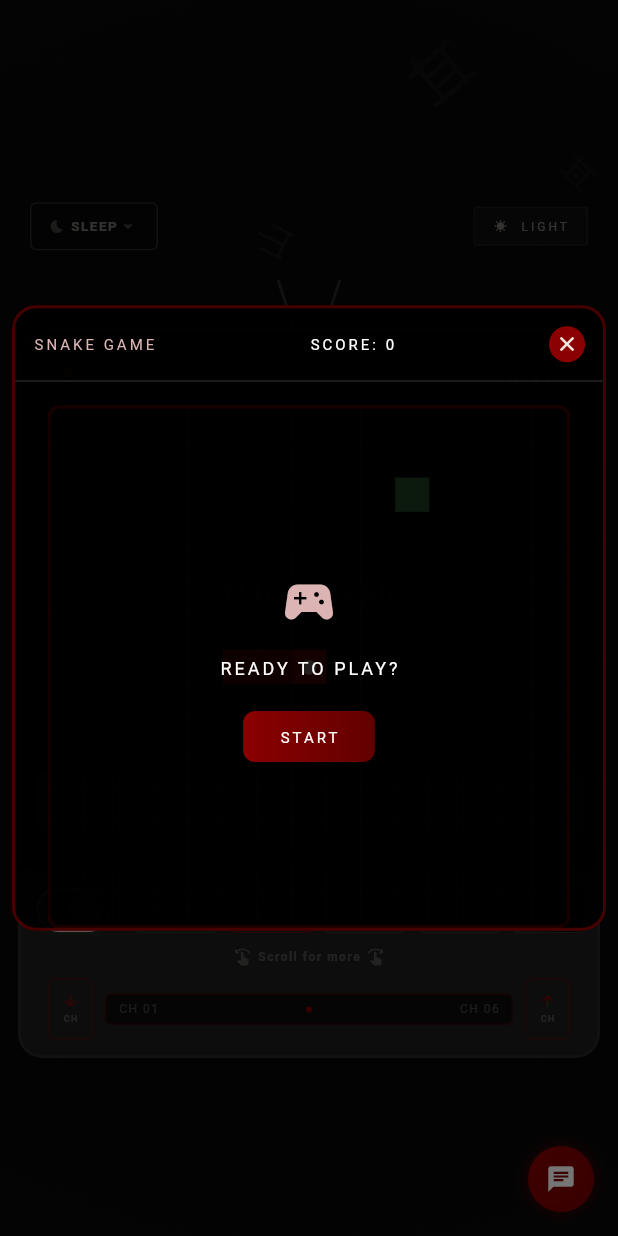
After one commit to MarkJoseph1216/FlutterPorfolio, a Flutter app: the screen it shows after launch, after a tap on "GAME", on a phone screen of 412 x 824 dp. The commit adds this screen. Run offline on Flutter 3.47's test engine with Material 3 defaults, Android fonts, the phone set to English and light mode, and no system bars; our stand-ins replace google_fonts; missing offline and left inert: dart:js; Roboto replaces fonts that are missing (Courier Prime).

Commit message:
added an old style retro game, created data and view model layer

```diff
--- /dev/null
+++ b/lib/core/viewmodels/snake_game_viewmodel.dart
@@ -0,0 +1,127 @@
+import 'dart:async';
+import 'dart:math';
+import 'package:flutter/material.dart';
+
+import '../../data/models/snake_game_model.dart.dart';
+
+class SnakeGameViewModel extends ChangeNotifier {
+  static const int gridSize = 15;
+
+  List<Point> _snake = [];
+  Point _food = const Point(0, 0);
+  String _direction = 'RIGHT';
+  String _nextDirection = 'RIGHT';
+  int _score = 0;
+  bool _isRunning = false;
+  bool _isGameOver = false;
+  Timer? _gameTimer;
+
+  List<Point> get snake => _snake;
+  Point get food => _food;
+  int get score => _score;
+  bool get isRunning => _isRunning;
+  bool get isGameOver => _isGameOver;
+
+  SnakeGameViewModel() {
+    _reset();
+  }
+
+  void _reset() {
+    _snake = [
+      const Point(gridSize ~/ 2, gridSize ~/ 2),
+      const Point(gridSize ~/ 2 - 1, gridSize ~/ 2),
+      const Point(gridSize ~/ 2 - 2, gridSize ~/ 2),
+    ];
+    _direction = 'RIGHT';
+    _nextDirection = 'RIGHT';
+    _score = 0;
+    _isGameOver = false;
+    _generateFood();
+    notifyListeners();
+  }
+
+  void startGame() {
+    if (_isRunning) return;
+    _isRunning = true;
+    _isGameOver = false;
+    _gameTimer = Timer.periodic(const Duration(milliseconds: 200), (timer) {
+      _move();
+    });
+    notifyListeners();
+  }
+
+  void stopGame() {
+    _isRunning = false;
+    _gameTimer?.cancel();
+    _gameTimer = null;
+    notifyListeners();
+  }
+
+  void restart() {
+    stopGame();
+    _reset();
+    startGame();
+  }
+
+  void changeDirection(String newDirection) {
+    if (!_isRunning) return;
+    if ((newDirection == 'UP' && _direction != 'DOWN') ||
+        (newDirection == 'DOWN' && _direction != 'UP') ||
+        (newDirection == 'LEFT' && _direction != 'RIGHT') ||
+        (newDirection == 'RIGHT' && _direction != 'LEFT')) {
+      _nextDirection = newDirection;
+    }
+  }
+
+  void _move() {
+    _direction = _nextDirection;
+
+    final head = _snake.first;
+    Point newHead;
+    switch (_direction) {
+      case 'UP': newHead = Point(head.x, head.y - 1); break;
+      case 'DOWN': newHead = Point(head.x, head.y + 1); break;
+      case 'LEFT': newHead = Point(head.x - 1, head.y); break;
+      case 'RIGHT': newHead = Point(head.x + 1, head.y); break;
+      default: return;
+    }
+
+    if (newHead.x < 0 || newHead.x >= gridSize || newHead.y < 0 || newHead.y >= gridSize) {
+      _gameOver();
+      return;
+    }
+
+    if (_snake.contains(newHead) && newHead != _snake.last) {
+      _gameOver();
+      return;
+    }
+
+    _snake.insert(0, newHead);
+    if (newHead == _food) {
+      _score++;
+      _generateFood();
+    } else {
+      _snake.removeLast();
+    }
+    notifyListeners();
+  }
+
+  void _generateFood() {
+    final random = Random();
+    do {
+      _food = Point(random.nextInt(gridSize), random.nextInt(gridSize));
+    } while (_snake.contains(_food));
+  }
+
+  void _gameOver() {
+    stopGame();
+    _isGameOver = true;
+    notifyListeners();
+  }
+
+  @override
+  void dispose() {
+    _gameTimer?.cancel();
+    super.dispose();
+  }
+}
--- /dev/null
+++ b/lib/data/models/snake_game_model.dart.dart
@@ -0,0 +1,51 @@
+class Point {
+  final int x, y;
+  const Point(this.x, this.y);
+
+  @override
+  bool operator ==(Object other) {
+    if (identical(this, other)) return true;
+    return other is Point && other.x == x && other.y == y;
+  }
+
+  @override
+  int get hashCode => x.hashCode ^ y.hashCode;
+}
+
+enum Direction { up, down, left, right }
+
+class GameState {
+  final List<Point> snake;
+  final Point food;
+  final Direction direction;
+  final int score;
+  final bool isRunning;
+  final bool isGameOver;
+
+  const GameState({
+    required this.snake,
+    required this.food,
+    required this.direction,
+    required this.score,
+    required this.isRunning,
+    required this.isGameOver,
+  });
+
+  GameState copyWith({
+    List<Point>? snake,
+    Point? food,
+    Direction? direction,
+    int? score,
+    bool? isRunning,
+    bool? isGameOver,
+  }) {
+    return GameState(
+      snake: snake ?? this.snake,
+      food: food ?? this.food,
+      direction: direction ?? this.direction,
+      score: score ?? this.score,
+      isRunning: isRunning ?? this.isRunning,
+      isGameOver: isGameOver ?? this.isGameOver,
+    );
+  }
+}
--- a/lib/presentation/screens/home/tv_set.dart
+++ b/lib/presentation/screens/home/tv_set.dart
@@ -15,6 +15,7 @@ import '../../widgets/common/channel_button.dart';
 import '../../widgets/common/knob_widget.dart';
 import '../../widgets/common/profile_screen_saver.dart';
 import '../../widgets/common/recording_indicator.dart';
+import '../../widgets/common/snake_game.dart';
 import '../../widgets/sections/desktop_info_bar.dart';
 import '../../widgets/sections/mobile_controls.dart';
 import '../../widgets/background/screen_kanji_background.dart';
@@ -118,7 +119,7 @@ class _TvSetState extends State<TvSet> with SingleTickerProviderStateMixin {
   void _next() {
     if (!_powered || _busy) return;
     _nextTurns.value += 1;
-    final values = ChannelModel.values;
+    const values = ChannelModel.values;
     _go(values[(values.indexOf(_current) + 1) % values.length]);
   }
 
@@ -137,6 +138,17 @@ class _TvSetState extends State<TvSet> with SingleTickerProviderStateMixin {
       setState(() => _powered = true);
       _playStatic(12, () {});
     }
+  }
+
+  void _showSnakeGame(BuildContext context) {
+    showDialog(
+      context: context,
+      barrierDismissible: true,
+      builder: (context) => const Dialog(
+        backgroundColor: Colors.transparent,
+        child: SnakeGame(),
+      ),
+    );
   }
 
   @override
@@ -297,6 +309,24 @@ class _TvSetState extends State<TvSet> with SingleTickerProviderStateMixin {
                                 onTap: () => _go(ch),
                                 isDesktop: isDesktop)))
                             .toList()),
+                  ),
+                ),
+                GestureDetector(
+                  onTap: () => _showSnakeGame(context),
+                  child: Container(
+                    padding: const EdgeInsets.symmetric(horizontal: 12, vertical: 8),
+                    decoration: BoxDecoration(
+                      border: Border.all(color: colors.border),
+                      borderRadius: BorderRadius.circular(4),
+                    ),
+                    child: Text(
+                      'GAME',
+                      style: AppFonts.tvRetro(
+                        color: colors.textSecondary,
+                        size: 10,
+                        letterSpacing: 2,
+                      ),
+                    ),
                   ),
                 ),
                 const SizedBox(width: 14),
@@ -578,7 +608,7 @@ class _StaticPainter extends CustomPainter {
   final double height;
 
   static final Map<String, ui.Image> _imageCache = {};
-  static const px = 6.0;
+  static const px = 8.0;
 
   @override
   void paint(Canvas canvas, Size size) {
--- /dev/null
+++ b/lib/presentation/widgets/common/snake_game.dart
@@ -0,0 +1,378 @@
+import 'package:flutter/material.dart';
+import 'package:flutter/services.dart';
+import 'package:provider/provider.dart';
+
+import '../../../core/constants/app_colors.dart';
+import '../../../core/constants/app_fonts.dart';
+import '../../../data/models/snake_game_model.dart.dart';
+import '../../../core/viewmodels/snake_game_viewmodel.dart';
+
+class SnakeGame extends StatelessWidget {
+  const SnakeGame({super.key});
+
+  @override
+  Widget build(BuildContext context) {
+    return ChangeNotifierProvider(
+      create: (_) => SnakeGameViewModel(),
+      child: const _SnakeGameContent(),
+    );
+  }
+}
+
+class _SnakeGameContent extends StatelessWidget {
+  const _SnakeGameContent();
+
+  @override
+  Widget build(BuildContext context) {
+    final viewModel = Provider.of<SnakeGameViewModel>(context);
+    final colors = AppColors.of(context);
+    final isMobile = MediaQuery.of(context).size.width < 640;
+    final screenWidth = MediaQuery.of(context).size.width;
+    const gridSize = SnakeGameViewModel.gridSize;
+
+    double gridWidth;
+    if (screenWidth > 1200) {
+      gridWidth = 500.0;
+    } else if (screenWidth > 800) {
+      gridWidth = 450.0;
+    } else if (screenWidth > 640) {
+      gridWidth = 380.0;
+    } else {
+      gridWidth = screenWidth - 64;
+    }
+
+    final double dialogWidth = isMobile ? screenWidth - 16 : gridWidth + 32;
+    final double horizontalMargin = isMobile ? 8.0 : 16.0;
+
+    return Dialog(
+      backgroundColor: Colors.transparent,
+      insetPadding: EdgeInsets.all(horizontalMargin),
+      child: Container(
+        width: dialogWidth,
+        constraints: const BoxConstraints(
+          maxWidth: 550,
+        ),
+        decoration: BoxDecoration(
+          color: Colors.black.withOpacity(0.95),
+          borderRadius: BorderRadius.circular(16),
+          border: Border.all(color: colors.tvAccent.withOpacity(0.5), width: 2),
+        ),
+        child: Column(
+          mainAxisSize: MainAxisSize.min,
+          children: [
+            // Header
+            Container(
+              padding: const EdgeInsets.all(12),
+              decoration: BoxDecoration(
+                border: Border(bottom: BorderSide(color: colors.border)),
+              ),
+              child: Row(
+                mainAxisAlignment: MainAxisAlignment.spaceBetween,
+                children: [
+                  Text(
+                    'SNAKE GAME',
+                    style: AppFonts.tvRetro(color: colors.tvAccentLight, size: isMobile ? 10 : 14),
+                  ),
+                  Text(
+                    'SCORE: ${viewModel.score}',
+                    style: AppFonts.tvRetro(color: Colors.white, size: isMobile ? 10 : 14),
+                  ),
+                  GestureDetector(
+                    onTap: () => Navigator.pop(context),
+                    child: Container(
+                      padding: const EdgeInsets.all(4),
+                      decoration: BoxDecoration(
+                        color: colors.tvAccent,
+                        shape: BoxShape.circle,
+                      ),
+                      child: Icon(Icons.close, size: 16, color: colors.textPrimary),
+                    ),
+                  ),
+                ],
+              ),
+            ),
+
+            // Game Grid
+            Stack(
+              children: [
+                Container(
+                  width: gridWidth,
+                  height: gridWidth,
+                  margin: const EdgeInsets.only(left: 16, right: 16, top: 16),
+                  decoration: BoxDecoration(
+                    border: Border.all(color: colors.tvAccent, width: 2),
+                    borderRadius: BorderRadius.circular(8),
+                  ),
+                  child: GridView.builder(
+                    shrinkWrap: true,
+                    physics: const NeverScrollableScrollPhysics(),
+                    gridDelegate: const SliverGridDelegateWithFixedCrossAxisCount(
+                      crossAxisCount: gridSize,
+                      childAspectRatio: 1,
+                    ),
+                    itemCount: gridSize * gridSize,
+                    itemBuilder: (context, index) {
+                      final x = index % gridSize;
+                      final y = index ~/ gridSize;
+                      final isSnake = viewModel.snake.contains(Point(x, y));
+                      final isFood = viewModel.food == Point(x, y);
+                      final isHead = isSnake && viewModel.snake.first == Point(x, y);
+                      final double cellWidth = gridWidth / gridSize;
+
+                      return Container(
+                        decoration: BoxDecoration(
+                          color: isSnake
+                              ? (isHead ? colors.tvAccent : colors.tvAccent.withOpacity(0.7))
+                              : (isFood ? Colors.green : Colors.transparent),
+                          border: Border.all(color: colors.border.withOpacity(0.3), width: 0.5),
+                        ),
+                        child: isHead
+                            ? Icon(Icons.circle, size: cellWidth * 0.5, color: Colors.white.withOpacity(0.8))
+                            : null,
+                      );
+                    },
+                  ),
+                ),
+
+                // Game Over Overlay
+                if (viewModel.isGameOver)
+                  Container(
+                    width: gridWidth,
+                    height: gridWidth,
+                    margin: const EdgeInsets.only(left: 16, right: 16, top: 16),
+                    decoration: BoxDecoration(
+                      color: Colors.black.withOpacity(0.85),
+                      borderRadius: BorderRadius.circular(8),
+                    ),
+                    child: Center(
+                      child: Column(
+                        mainAxisAlignment: MainAxisAlignment.center,
+                        children: [
+                          Text(
+                            'GAME OVER!',
+                            style: AppFonts.tvRetro(color: Colors.red, size: isMobile ? 16 : 20),
+                          ),
+                          const SizedBox(height: 12),
+                          Text(
+                            'FINAL SCORE: ${viewModel.score}',
+                            style: AppFonts.tvRetro(color: Colors.white, size: isMobile ? 10 : 12),
+                          ),
+                          const SizedBox(height: 20),
+                          GestureDetector(
+                            onTap: viewModel.restart,
+                            child: Container(
+                              padding: const EdgeInsets.symmetric(horizontal: 24, vertical: 10),
+                              decoration: BoxDecoration(
+                                gradient: LinearGradient(
+                                  colors: [colors.tvAccent, colors.tvAccent.withOpacity(0.7)],
+                                ),
+                                borderRadius: BorderRadius.circular(8),
+                              ),
+                              child: Text(
+                                'PLAY AGAIN',
+                                style: AppFonts.tvRetro(color: Colors.white, size: isMobile ? 10 : 12),
+                              ),
+                            ),
+                          ),
+                        ],
+                      ),
+                    ),
+                  ),
+
+                if (!viewModel.isRunning && !viewModel.isGameOver)
+                  Container(
+                    width: gridWidth,
+                    height: gridWidth,
+                    margin: const EdgeInsets.only(left: 16, right: 16, top: 16),
+                    decoration: BoxDecoration(
+                      color: Colors.black.withOpacity(0.85),
+                      borderRadius: BorderRadius.circular(8),
+                    ),
+                    child: Center(
+                      child: Column(
+                        mainAxisAlignment: MainAxisAlignment.center,
+                        children: [
+                          Icon(
+                            Icons.sports_esports,
+                            size: isMobile ? 40 : 50,
+                            color: colors.tvAccentLight,
+                          ),
+                          const SizedBox(height: 16),
+                          Text(
+                            'READY TO PLAY?',
+                            style: AppFonts.tvRetro(color: Colors.white, size: isMobile ? 12 : 14),
+                          ),
+                          const SizedBox(height: 20),
+                          GestureDetector(
+                            onTap: viewModel.startGame,
+                            child: Container(
+                              padding: const EdgeInsets.symmetric(horizontal: 24, vertical: 10),
+                              decoration: BoxDecoration(
+                                gradient: LinearGradient(
+                                  colors: [colors.tvAccent, colors.tvAccent.withOpacity(0.7)],
+                                ),
+                                borderRadius: BorderRadius.circular(8),
+                              ),
+                              child: Text(
+                                'START',
+                                style: AppFonts.tvRetro(color: Colors.white, size: isMobile ? 10 : 12),
+                              ),
+                            ),
+                          ),
+                        ],
+                      ),
+                    ),
+                  ),
+              ],
+            ),
+
+            // Controls
+            if (viewModel.isRunning)
+              Container(
+                padding: const EdgeInsets.only(top: 8, left: 16, right: 16, bottom: 16),
+                child: Column(
+                  children: [
+                    Container(
+                      margin: const EdgeInsets.only(bottom: 8),
+                      child: Text(
+                        isMobile ? 'TAP BUTTONS TO CONTROL' : 'USE ARROW KEYS',
+                        style: AppFonts.tvChannel(color: colors.textMuted, size: 9),
+                      ),
+                    ),
+                    if (!isMobile)
+                      _KeyboardListener(viewModel: viewModel),
+                    if (isMobile)
+                      _TouchControls(viewModel: viewModel),
+                  ],
+                ),
+              ),
+          ],
+        ),
+      ),
+    );
+  }
+}
+
+class _KeyboardListener extends StatelessWidget {
+  const _KeyboardListener({required this.viewModel});
+
+  final SnakeGameViewModel viewModel;
+
+  @override
+  Widget build(BuildContext context) {
+    return RawKeyboardListener(
+      focusNode: FocusNode(),
+      autofocus: true,
+      onKey: (event) {
+        if (event is RawKeyDownEvent) {
+          if (event.logicalKey == LogicalKeyboardKey.arrowUp) {
+            viewModel.changeDirection('UP');
+          } else if (event.logicalKey == LogicalKeyboardKey.arrowDown) {
+            viewModel.changeDirection('DOWN');
+          } else if (event.logicalKey == LogicalKeyboardKey.arrowLeft) {
+            viewModel.changeDirection('LEFT');
+          } else if (event.logicalKey == LogicalKeyboardKey.arrowRight) {
+            viewModel.changeDirection('RIGHT');
+          }
+        }
+      },
+      child: const SizedBox.shrink(),
+    );
+  }
+}
+
+class _TouchControls extends StatelessWidget {
+  const _TouchControls({required this.viewModel});
+
+  final SnakeGameViewModel viewModel;
+
+  @override
+  Widget build(BuildContext context) {
+    final colors = AppColors.of(context);
+
+    return Container(
+      height: 160,
+      margin: const EdgeInsets.only(top: 8),
+      child: Center(
+        child: SizedBox(
+          width: 180,
+          height: 160,
+          child: Stack(
+            alignment: Alignment.center,
+            children: [
+              Positioned(
+                top: 0,
+                child: _buildDirectionButton(
+                  context: context,
+                  onTap: () => viewModel.changeDirection('UP'),
+                  icon: Icons.arrow_upward,
+                ),
+              ),
+              Positioned(
+                bottom: 8,
+                child: _buildDirectionButton(
+                  context: context,
+                  onTap: () => viewModel.changeDirection('DOWN'),
+                  icon: Icons.arrow_downward,
+                ),
+              ),
+              Positioned(
+                left: 0,
+                child: _buildDirectionButton(
+                  context: context,
+                  onTap: () => viewModel.changeDirection('LEFT'),
+                  icon: Icons.arrow_back,
+                ),
+              ),
+              Positioned(
+                right: 0,
+                child: _buildDirectionButton(
+                  context: context,
+                  onTap: () => viewModel.changeDirection('RIGHT'),
+                  icon: Icons.arrow_forward,
+                ),
+              ),
+            ],
+          ),
+        ),
+      ),
+    );
+  }
+
+  Widget _buildDirectionButton({
+    required BuildContext context,
+    required VoidCallback onTap,
+    required IconData icon,
+  }) {
+    final colors = AppColors.of(context);
+
+    return GestureDetector(
+      onTap: onTap,
+      child: Container(
+        width: 55,
+        height: 55,
+        decoration: BoxDecoration(
+          gradient: LinearGradient(
+            colors: [colors.tvAccent, colors.tvAccent.withOpacity(0.7)],
+          ),
+          shape: BoxShape.circle,
+          boxShadow: [
+            BoxShadow(
+              color: Colors.black.withOpacity(0.3),
+              blurRadius: 4,
+              offset: const Offset(0, 2),
+            ),
+          ],
+        ),
+        child: Center(
+          child: Column(
+            mainAxisAlignment: MainAxisAlignment.center,
+            children: [
+              Icon(icon, size: 20, color: Colors.white),
+            ],
+          ),
+        ),
+      ),
+    );
+  }
+}
--- a/lib/presentation/widgets/sections/mobile_controls.dart
+++ b/lib/presentation/widgets/sections/mobile_controls.dart
@@ -5,6 +5,7 @@ import '../../../core/providers/theme_provider.dart';
 import '../../../data/models/channel_model.dart';
 import '../common/power_button.dart';
 import '../common/channel_button.dart';
+import '../common/snake_game.dart';
 import 'retro_radio_slider.dart';
 
 class MobileControls extends StatefulWidget {
@@ -93,9 +94,18 @@ class _MobileControlsState extends State<MobileControls> {
     });
   }
 
+  void _showSnakeGame() {
+    showDialog(
+      context: context,
+      barrierDismissible: true,
+      builder: (context) => const SnakeGame(),
+    );
+  }
+
   @override
   Widget build(BuildContext context) {
     final colors = AppColors.of(context);
+    final isMobile = MediaQuery.of(context).size.width < 640;
 
     return Column(
       children: [
@@ -148,13 +158,49 @@ class _MobileControlsState extends State<MobileControls> {
                       ),
                     ),
 
-                  // Scrollable channel buttons
                   SingleChildScrollView(
                     controller: _scrollController,
                     scrollDirection: Axis.horizontal,
                     physics: const BouncingScrollPhysics(),
                     child: Row(
-                      children: ChannelModel.values.asMap().entries.map((entry) {
+                      children: [
+                        Padding(
+                          padding: const EdgeInsets.symmetric(horizontal: 4),
+                          child: GestureDetector(
+                            onTap: _showSnakeGame,
+                            child: Container(
+                              width: 55,
+                              height: 32,
+                              decoration: BoxDecoration(
+                                gradient: LinearGradient(
+                                  begin: Alignment.topLeft,
+                                  end: Alignment.bottomRight,
+                                  colors: [
+                                    colors.tvPowerOn.withOpacity(0.15),
+                                    colors.tvPowerOn.withOpacity(0.05),
+                                  ],
+                                ),
+                                border: Border.all(
+                                  color: colors.tvPowerOn.withOpacity(0.5),
+                                  width: 1,
+                                ),
+                                borderRadius: BorderRadius.circular(4),
+                              ),
+                              child: Center(
+                                child: Text(
+                                  'GAME',
+                                  style: AppFonts.tvRetro(
+                                    color: colors.tvAccentLight,
+                                    size: 10,
+                                  ),
+                                ),
+                              ),
+                            ),
+                          ),
+                        ),
+
+                        // Channel buttons
+                        ...ChannelModel.values.asMap().entries.map((entry) {
                           final index = entry.key;
                           final ch = entry.value;
                           final isActive = widget.current == ch && widget.powered;
@@ -169,7 +215,8 @@ class _MobileControlsState extends State<MobileControls> {
                               isDesktop: false,
                             ),
                           );
-                      }).toList(),
+                        }),
+                      ],
                     ),
                   ),
                 ],
@@ -193,7 +240,7 @@ class _MobileControlsState extends State<MobileControls> {
                 ),
                 const SizedBox(width: 4),
                 Text(
-                  'Scroll for more channels',
+                  'Scroll for more',
                   style: AppFonts.tvChannel(
                     color: colors.textMuted,
                     size: 8,
--- a/pubspec.yaml
+++ b/pubspec.yaml
@@ -15,6 +15,7 @@ dependencies:
   http: ^1.2.0
   google_generative_ai: ^0.4.6
   mailer: ^6.1.0
+  provider: ^6.1.2
 
 dev_dependencies:
   flutter_test:
```
Also changed, not shown: lib/presentation/screens/channels/contact_body.dart (+3 -4 lines), pubspec.lock. Lines whose indentation alone changed are shown as unchanged.
